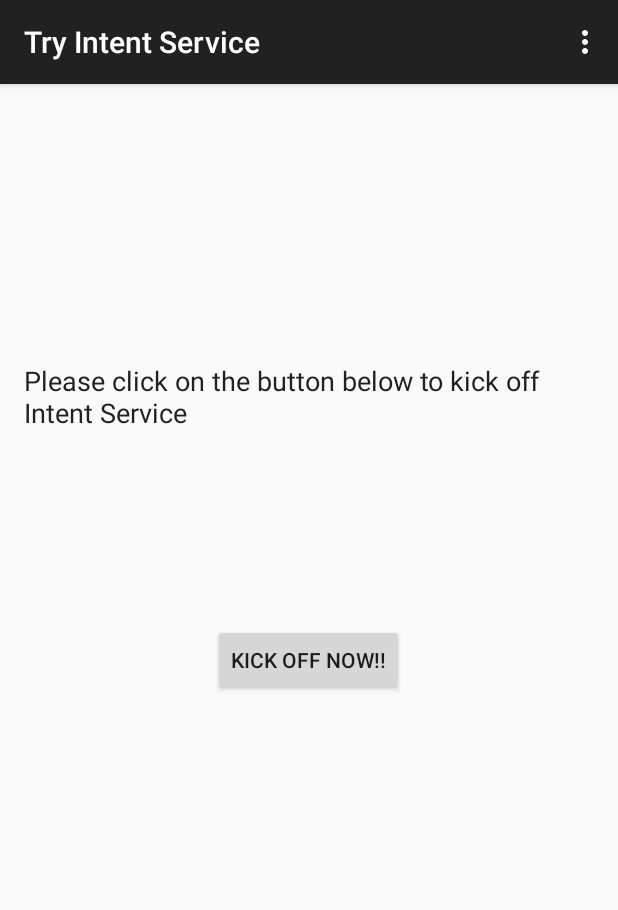
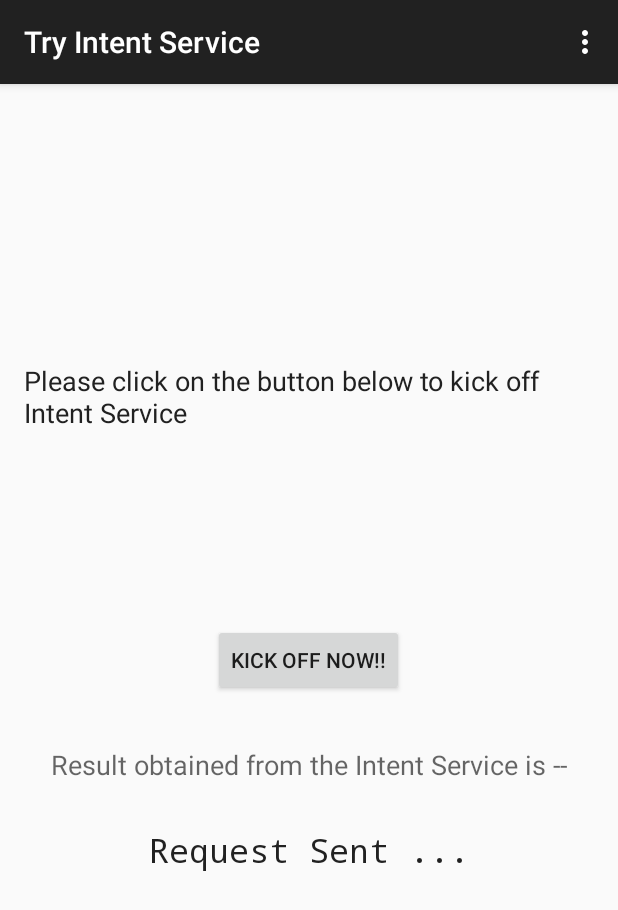
Before and after one commit to suryakiranl/IntentServiceApp, an Android app: the screen it shows after launch (LauncherActivity), after a tap on "KICK OFF NOW!!", on a phone screen of 412 x 824 dp. Shown: the top 910 px of the screen. Run offline under Robolectric (Android 15) with nearby library versions, the phone set to English and light mode, and no system bars.

Commit message:
Code to respond back from intent service to the calling activity

```diff
--- a/app/src/main/java/com/surya/intentserviceapp/LauncherActivity.java
+++ b/app/src/main/java/com/surya/intentserviceapp/LauncherActivity.java
@@ -1,19 +1,24 @@
 package com.surya.intentserviceapp;
 
 import android.content.Intent;
+import android.os.Handler;
+import android.os.ResultReceiver;
 import android.support.v7.app.ActionBarActivity;
 import android.os.Bundle;
 import android.util.Log;
 import android.view.Menu;
 import android.view.MenuItem;
 import android.view.View;
+import android.widget.TextView;
 import android.widget.Toast;
 
 import java.util.Date;
 import java.util.Random;
 
+import javax.xml.transform.Result;
 
-public class LauncherActivity extends ActionBarActivity {
+
+public class LauncherActivity extends ActionBarActivity implements MyResultReceiver.Receiver {
     private static final String TAG = "LauncherActivity";
 
     @Override
@@ -54,12 +59,40 @@ public class LauncherActivity extends ActionBarActivity {
         t.show();
 
         Intent intentService = new Intent(Intent.ACTION_SYNC, null, this, MyIntentService.class);
+        MyResultReceiver resultReceiver = new MyResultReceiver(new Handler());
+        resultReceiver.setReceiver(this);
+
+        intentService.putExtra(MyIntentService.RECEIVER_CLASS, resultReceiver);
         intentService.putExtra(MyIntentService.PARAM_BOOTUP_VALUE, randomValue);
         intentService.setAction(MyIntentService.ACTION_BOOTUP);
+
+        TextView resultValue = (TextView) findViewById(R.id.resultValue);
+        resultValue.setText("Request Sent ...");
 
         startService(intentService);
 
         Log.i(TAG, "Exiting onClickKickOffNowBtn method");
     }
 
+    @Override
+    public void onReceiveResult(int resultCode, Bundle resultData) {
+        Log.i(TAG, "Inside onReceiveResult method");
+        Log.d(TAG, "Input params : resultCode = " + resultCode + ", resultData = " + resultData);
+
+        TextView resultValue = (TextView) findViewById(R.id.resultValue);
+        String text = "";
+        switch(resultCode) {
+            case MyIntentService.STATUS_RECEIVED:
+                text = "Yay!! I am accepted."; break;
+            case MyIntentService.STATUS_PROCESSING:
+                text = "Fingers crossed. I am curious about the output."; break;
+            case MyIntentService.STATUS_COMPLETED:
+                text = "Hurray!! I am done."; break;
+            default:
+                text = "Invalid result code obtained : " + resultCode;
+        }
+        resultValue.setText(text);
+
+        Log.i(TAG, "Exiting onReceiveResult method");
+    }
 }
--- /dev/null
+++ b/app/src/main/java/com/surya/intentserviceapp/MyResultReceiver.java
@@ -0,0 +1,36 @@
+package com.surya.intentserviceapp;
+
+import android.os.Bundle;
+import android.os.Handler;
+import android.os.ResultReceiver;
+import android.util.Log;
+
+/**
+ * Created by surya on 7/8/15.
+ */
+public class MyResultReceiver extends ResultReceiver {
+    private static final String TAG = "MyResultReceiver";
+    public interface Receiver {
+        void onReceiveResult(int resultCode, Bundle resultData);
+    }
+    private Receiver mReceiver;
+
+    public MyResultReceiver(Handler handler) {
+        super(handler);
+    }
+
+    public void setReceiver(Receiver receiver) {
+        Log.i(TAG, "Inside setReceiver method.");
+        this.mReceiver = receiver;
+    }
+
+    @Override
+    public void onReceiveResult(int resultCode, Bundle resultData) {
+        Log.i(TAG, "Inside onReceiveResult method");
+        if(mReceiver != null) {
+            Log.d(TAG, "Processing result on to target activity ...");
+            mReceiver.onReceiveResult(resultCode, resultData);
+        }
+        Log.i(TAG, "Exiting onReceiveResult method");
+    }
+}
--- a/app/src/main/res/layout/activity_launcher.xml
+++ b/app/src/main/res/layout/activity_launcher.xml
@@ -24,4 +24,25 @@
         android:layout_centerHorizontal="true"
         android:onClick="onClickKickOffNowBtn" />
 
+    <TextView
+        android:layout_width="wrap_content"
+        android:layout_height="wrap_content"
+        android:textAppearance="?android:attr/textAppearanceMedium"
+        android:id="@+id/resultText"
+        android:layout_below="@+id/kickOffNowBtn"
+        android:layout_centerHorizontal="true"
+        android:layout_marginTop="33dp"
+        android:text="@string/result_title" />
+
+    <TextView
+        android:layout_width="wrap_content"
+        android:layout_height="wrap_content"
+        android:textAppearance="?android:attr/textAppearanceLarge"
+        android:text="0"
+        android:id="@+id/resultValue"
+        android:layout_marginTop="30dp"
+        android:layout_below="@+id/resultText"
+        android:layout_centerHorizontal="true"
+        android:typeface="monospace" />
+
 </RelativeLayout>
--- a/app/src/main/res/values/strings.xml
+++ b/app/src/main/res/values/strings.xml
@@ -4,4 +4,5 @@
     <string name="launcher_page_text">Please click on the button below to kick off Intent Service</string>
     <string name="action_settings">Settings</string>
     <string name="launcher_page_button">Kick Off Now!!</string>
+    <string name="result_title">Result obtained from the Intent Service is --</string>
 </resources>
```
Also changed, not shown: app/src/main/java/com/surya/intentserviceapp/MyIntentService.java (+45 -3 lines).
